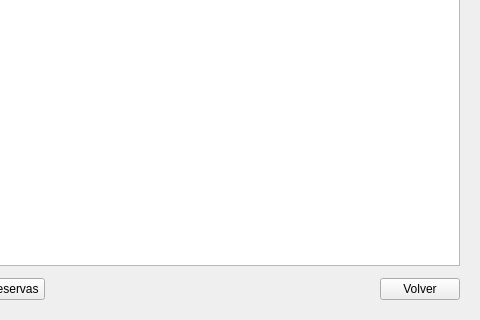
First picture: the form in vista/clientes/clientes.ui, repository segovia-gabriel/ProyectoFinal-PracticasII, before the edit; both pictures show x 320 to 800 and y 200 to 520 of the 800 by 520 pixel window.
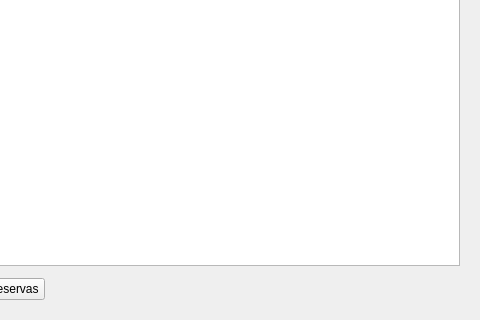
Second picture: the form after the edit.

Patch:
```diff
--- a/vista/clientes/clientes.ui
+++ b/vista/clientes/clientes.ui
@@ -1,7 +1,7 @@
 <?xml version="1.0" encoding="UTF-8"?>
 <ui version="4.0">
  <class>VentanaClientes</class>
- <widget class="QMainWindow" name="VentanaClientes">
+ <widget class="QWidget" name="VentanaClientes">
   <property name="geometry">
    <rect>
     <x>0</x>
@@ -13,7 +13,6 @@
   <property name="windowTitle">
    <string>Clientes</string>
   </property>
-  <widget class="QWidget" name="widget_central">
    <layout class="QVBoxLayout" name="layout_principal">
     <property name="spacing">
      <number>12</number>
@@ -210,17 +209,9 @@
         </property>
        </spacer>
       </item>
-      <item>
-       <widget class="QPushButton" name="pushButton_volver">
-        <property name="text">
-         <string>Volver</string>
-        </property>
-       </widget>
-      </item>
      </layout>
     </item>
    </layout>
-  </widget>
  </widget>
  <resources/>
  <connections/>
```
